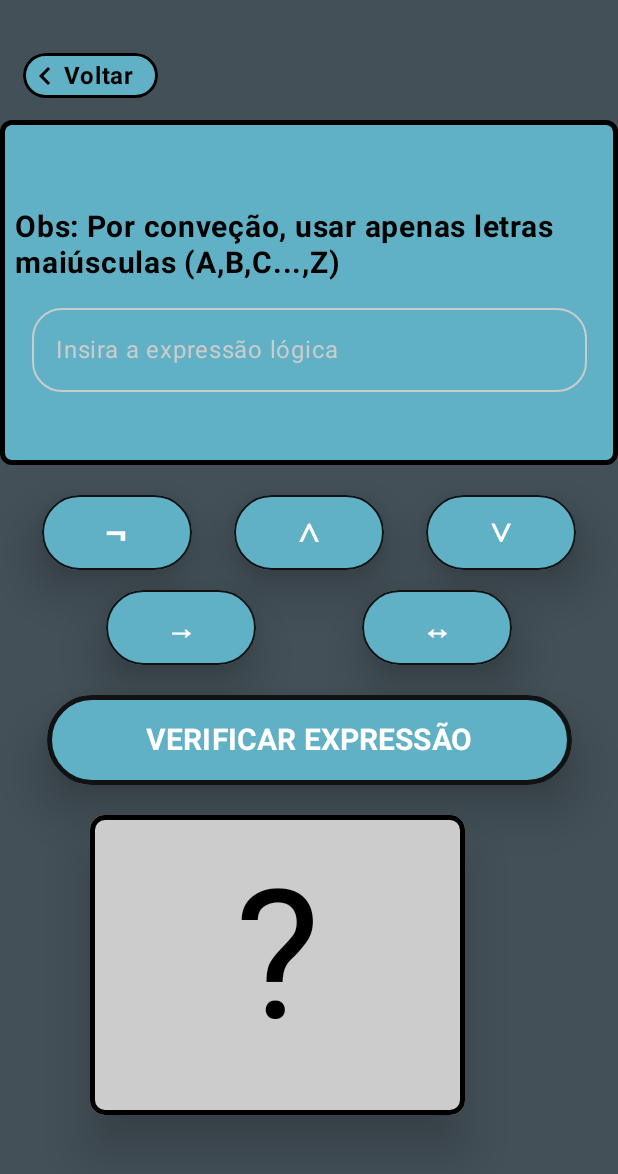
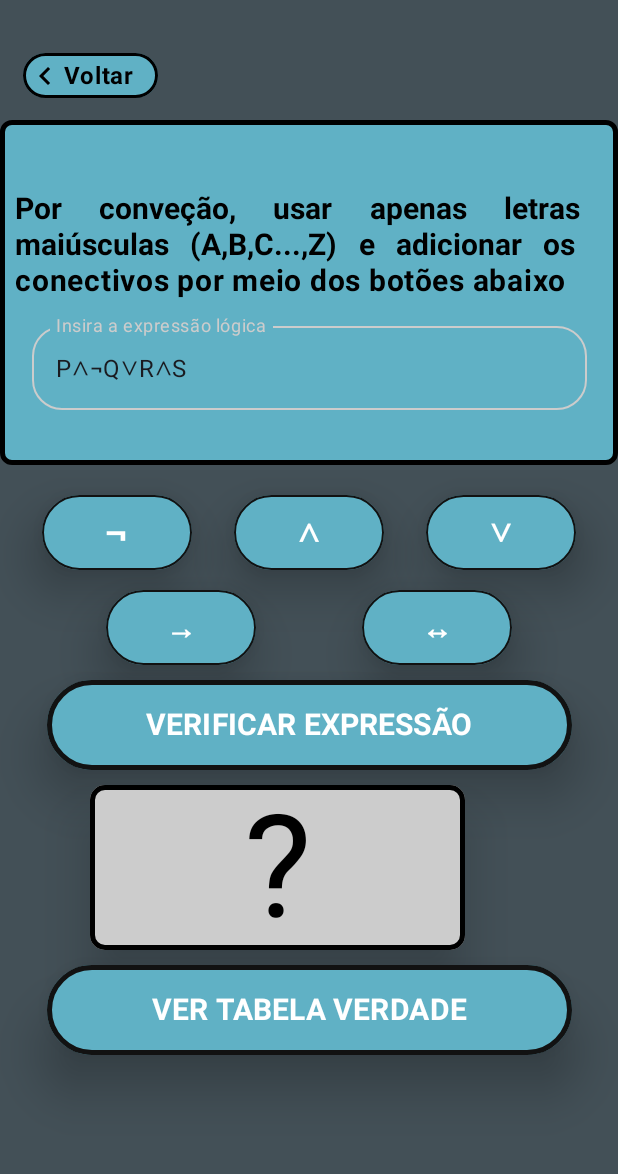
Before and after one commit to Dalario/BoolCheck, an Android app built with Jetpack Compose: the verificacaoScreen screen opened through its navigation route, on a phone screen of 412 x 824 dp. Shown: the top 1174 px of the screen. Run offline under Robolectric (Android 15) with nearby library versions, the phone set to English and light mode, and no system bars.

Commit message:
Atualização de tabela verdade

```diff
--- a/app/src/main/java/br/com/dalario/desafio1/MainActivity.kt
+++ b/app/src/main/java/br/com/dalario/desafio1/MainActivity.kt
@@ -12,6 +12,7 @@ import androidx.navigation.compose.NavHost
 import androidx.navigation.compose.composable
 import androidx.navigation.compose.rememberNavController
 import br.com.dalario.desafio1.screens.introducacaoScreen
+import br.com.dalario.desafio1.screens.matrizScreen
 import br.com.dalario.desafio1.screens.verificacaoScreen
 import br.com.dalario.desafio1.ui.theme.Desafio1Theme
 
@@ -28,6 +29,7 @@ class MainActivity : ComponentActivity() {
                     NavHost(navController= navController, startDestination = "boasVindas"){
                         composable (route = "boasVindas") { introducacaoScreen(navController) }
                         composable (route = "verificacao") { verificacaoScreen(navController) }
+                        composable (route = "matriz") { matrizScreen(navController) }
                     }
                 }
             }
--- a/app/src/main/java/br/com/dalario/desafio1/calculos/verificacao.kt
+++ b/app/src/main/java/br/com/dalario/desafio1/calculos/verificacaosint.kt
@@ -1,8 +1,6 @@
 package br.com.dalario.desafio1.calculos
 
 import android.util.Log
-import androidx.collection.emptyLongSet
-import androidx.compose.material3.rememberTimePickerState
 
 fun verificacao(expressao: String): Boolean{
     var tam = expressao.length
--- a/app/src/main/java/br/com/dalario/desafio1/screens/vereficacaoScreen.kt
+++ b/app/src/main/java/br/com/dalario/desafio1/screens/vereficacaoScreen.kt
@@ -39,6 +39,7 @@ import androidx.compose.ui.text.style.TextAlign
 import androidx.compose.ui.unit.dp
 import androidx.compose.ui.unit.sp
 import androidx.navigation.NavController
+import br.com.dalario.desafio1.calculos.criamatriz
 import br.com.dalario.desafio1.calculos.verificacao
 import java.nio.file.WatchEvent
 
@@ -46,7 +47,7 @@ import java.nio.file.WatchEvent
 @Composable
 fun verificacaoScreen(navController: NavController) {
     var expressao = remember {
-        mutableStateOf("")
+        mutableStateOf("P∧¬Q∨R∧S")
     }
     var estadoverificacao = remember {
         mutableStateOf(value = "")
@@ -54,9 +55,12 @@ fun verificacaoScreen(navController: NavController) {
     var cordoestado = remember {
         mutableStateOf(value = Color.LightGray)
     }
+    var matriz = remember {
+        mutableStateOf(value = mutableListOf<Char>())
+    }
 
-    Column (modifier= Modifier.fillMaxSize()){
-        Spacer(modifier = Modifier.padding(top =30.dp))
+    Column (modifier= Modifier.fillMaxSize()) {
+        Spacer(modifier = Modifier.padding(top = 30.dp))
         IconButton(
             onClick = {
                 navController.navigate("boasVindas")
@@ -91,7 +95,8 @@ fun verificacaoScreen(navController: NavController) {
             }
         }
         Spacer(modifier = Modifier.padding(top = 10.dp))
-        Column(modifier = Modifier
+        Column(
+            modifier = Modifier
                 .height(230.dp)
                 .fillMaxWidth()
                 .background(
@@ -106,13 +111,14 @@ fun verificacaoScreen(navController: NavController) {
             verticalArrangement = Arrangement.Center,
             horizontalAlignment = Alignment.CenterHorizontally
         ) {
-            Spacer(modifier = Modifier.padding(top= 10.dp))
+            Spacer(modifier = Modifier.padding(top = 10.dp))
             Text(
-                "Obs: Por conveção, usar apenas letras maiúsculas (A,B,C...,Z)",
+                "Por conveção, usar apenas letras maiúsculas (A,B,C...,Z) e adicionar os conectivos por meio dos botões abaixo",
                 fontSize = 20.sp,
                 color = Color.Black,
                 fontWeight = FontWeight.Bold,
-                modifier = Modifier.padding(horizontal = 10.dp)
+                modifier = Modifier.padding(horizontal = 10.dp),
+                textAlign = TextAlign.Justify
             )
             Spacer(modifier = Modifier.padding(top = 10.dp))
             OutlinedTextField(
@@ -149,7 +155,7 @@ fun verificacaoScreen(navController: NavController) {
         ) {
             Button(
                 onClick = {
-                   expressao.value =expressao.value + "¬"
+                    expressao.value = expressao.value + "¬"
                 },
                 border = BorderStroke(1.dp, color = Color(0xFF121212)),
                 elevation = ButtonDefaults.buttonElevation(20.dp),
@@ -165,7 +171,7 @@ fun verificacaoScreen(navController: NavController) {
 
             Button(
                 onClick = {
-                    expressao.value =expressao.value + "∧"
+                    expressao.value = expressao.value + "∧"
                 },
                 border = BorderStroke(1.dp, color = Color(0xFF121212)),
                 elevation = ButtonDefaults.buttonElevation(20.dp),
@@ -181,50 +187,59 @@ fun verificacaoScreen(navController: NavController) {
 
             Button(
                 onClick = {
-                    expressao.value =expressao.value + "∨"
+                    expressao.value = expressao.value + "∨"
                 },
                 border = BorderStroke(1.dp, color = Color(0xFF121212)),
                 elevation = ButtonDefaults.buttonElevation(20.dp),
                 modifier = Modifier.size(width = 100.dp, height = 50.dp),
                 colors = ButtonDefaults.buttonColors(containerColor = Color(0xFF60B1C5))
             ) {
-                Text("∨",
+                Text(
+                    "∨",
                     fontSize = 20.sp,
-                    fontWeight = FontWeight.Bold)
+                    fontWeight = FontWeight.Bold
+                )
             }
 
         }
         Spacer(modifier = Modifier.padding(top = 13.dp))
-        Row(horizontalArrangement = Arrangement.SpaceEvenly,
+        Row(
+            horizontalArrangement = Arrangement.SpaceEvenly,
             modifier = Modifier.fillMaxWidth()
         ) {
-            Button(onClick = {
-                expressao.value =expressao.value + "→"
+            Button(
+                onClick = {
+                    expressao.value = expressao.value + "→"
                 },
                 border = BorderStroke(1.dp, color = Color(0xFF121212)),
                 elevation = ButtonDefaults.buttonElevation(20.dp),
                 modifier = Modifier.size(width = 100.dp, height = 50.dp),
                 colors = ButtonDefaults.buttonColors(containerColor = Color(0xFF60B1C5))
             ) {
-                Text("→",
+                Text(
+                    "→",
                     fontSize = 20.sp,
-                    fontWeight = FontWeight.Bold)
+                    fontWeight = FontWeight.Bold
+                )
             }
 
-            Button(onClick = {
-                expressao.value =expressao.value + "↔"
+            Button(
+                onClick = {
+                    expressao.value = expressao.value + "↔"
                 },
                 border = BorderStroke(1.dp, color = Color(0xFF121212)),
                 elevation = ButtonDefaults.buttonElevation(20.dp),
                 modifier = Modifier.size(width = 100.dp, height = 50.dp),
                 colors = ButtonDefaults.buttonColors(containerColor = Color(0xFF60B1C5))
             ) {
-                Text("↔",
+                Text(
+                    "↔",
                     fontSize = 20.sp,
-                    fontWeight = FontWeight.Bold)
+                    fontWeight = FontWeight.Bold
+                )
             }
         }
-        Spacer(modifier = Modifier.padding(top= 20.dp))
+        Spacer(modifier = Modifier.padding(top = 10.dp))
         Row(
             modifier = Modifier.fillMaxWidth(),
             horizontalArrangement = Arrangement.Center
@@ -237,21 +252,21 @@ fun verificacaoScreen(navController: NavController) {
                 onClick = {
                     var estadoverificacao1 = verificacao(expressao.value)
 
-                    if (estadoverificacao1){
+                    if (estadoverificacao1) {
                         estadoverificacao.value = "verdadeiro"
                         cordoestado.value = Color(0xFF60E597)
-                    }
-                    else{
+                    } else {
                         estadoverificacao.value = "falso"
-                        cordoestado.value =Color(0xFFF88585)
+                        cordoestado.value = Color(0xFFF88585)
                     }
                 }
             ) {
                 Text("VERIFICAR EXPRESSÃO", fontSize = 20.sp, fontWeight = FontWeight.Bold)
             }
         }
-        Spacer(modifier = Modifier.padding(top = 20.dp))
-        Card (modifier = Modifier.size(310.dp, 200.dp)
+        Spacer(modifier = Modifier.padding(top = 10.dp))
+        Card(
+            modifier = Modifier.size(310.dp, 110.dp)
                 .padding(start = 60.dp),
             elevation = CardDefaults.cardElevation(20.dp),
             shape = RoundedCornerShape(10.dp),
@@ -260,27 +275,47 @@ fun verificacaoScreen(navController: NavController) {
         ) {
             if (estadoverificacao.value == "verdadeiro") {
                 Text(
-                    "\nSintaxe\n\n\ncorreta",
+                    "Sintaxe\n\ncorreta",
                     textAlign = TextAlign.Center,
                     modifier = Modifier.fillMaxSize(),
-                    fontSize = 70.sp
+                    fontSize = 50.sp
                 )
             }
             if (estadoverificacao.value == "falso") {
                 Text(
-                    "\nSintaxe\n\n\nincorreta",
+                    "Sintaxe\n\nincorreta",
                     textAlign = TextAlign.Center,
                     modifier = Modifier.fillMaxSize(),
-                    fontSize = 60.sp
+                    fontSize = 50.sp
+                )
+            } else {
+                Text(
+                    "?",
+                    textAlign = TextAlign.Center,
+                    modifier = Modifier.fillMaxSize(),
+                    fontSize = 95.sp
                 )
             }
-            else{
-                Text(
-                    "\n?",
-                    textAlign = TextAlign.Center,
-                    modifier = Modifier.fillMaxSize(),
-                    fontSize = 120.sp
-                )
+        }
+        Spacer(modifier= Modifier.padding(top = 10.dp))
+        Row(
+            modifier = Modifier.fillMaxWidth(),
+            horizontalArrangement = Arrangement.Center
+        ){
+        Button(
+            border = BorderStroke(3.dp, color = Color(0xFF121212)),
+            elevation = ButtonDefaults.buttonElevation(20.dp),
+            modifier = Modifier.size(350.dp, 60.dp),
+            colors = ButtonDefaults.buttonColors(containerColor = Color(0xFF60B1C5)),
+            onClick = {
+                if(estadoverificacao.value == "verdadeiro"){
+                    matriz.value = criamatriz(expressao.value)
+                    navController.currentBackStackEntry?.savedStateHandle?.set("listaChars",matriz.value)
+                    navController.navigate("matriz")
+                }
+            }
+        ) {
+            Text("VER TABELA VERDADE", fontSize = 20.sp, fontWeight = FontWeight.Bold)
         }
     }
     }
```
Also changed, not shown: app/src/main/java/br/com/dalario/desafio1/calculos/verificacaomat.kt (added, +35 -0 lines), app/src/main/java/br/com/dalario/desafio1/screens/matrizScreen.kt (added, +174 -0 lines). Lines whose indentation alone changed are shown as unchanged.
